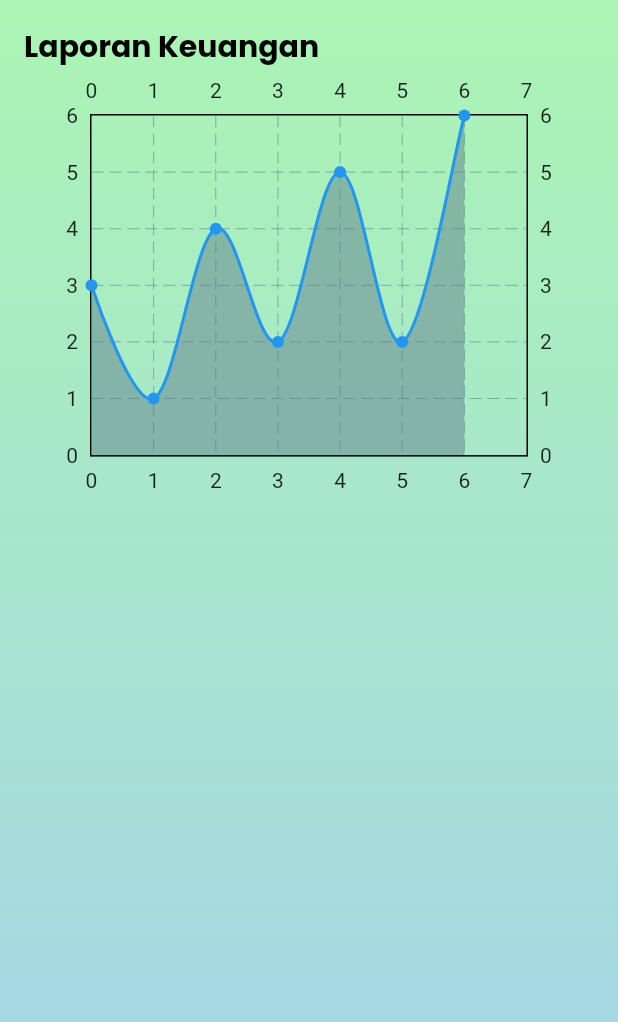
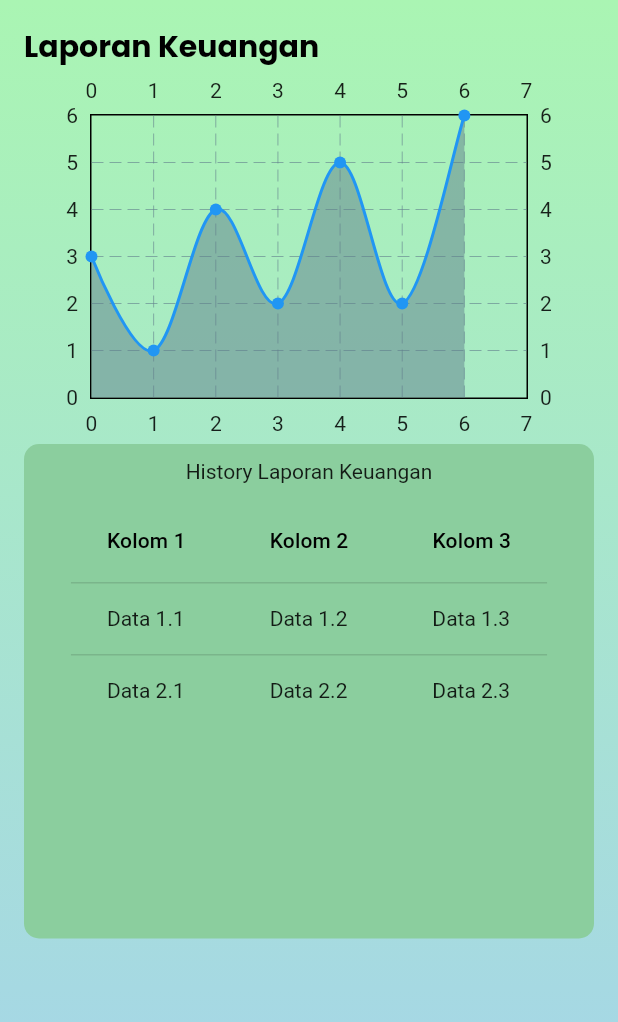
Before and after one commit to M-FarhanFadhillah/Murobi, a Flutter app: the KeuanganPages screen opened directly, on a phone screen of 412 x 824 dp. Shown: the top 1022 px of the screen. Run offline on Flutter 3.47's test engine with Material 2 defaults, Android fonts, the phone set to English and light mode, and no system bars; drawn by our look-alikes of fl_chart; our stand-ins replace auto_size_text, file_picker, font_awesome_flutter, from_css_color, go_router, google_fonts and 3 more; missing offline and left inert: json_path; accounts and stored records are empty; project files that could hold a hidden picture were left out.

Commit message:
Laporan Keuangan, Detail Ziswaf

```diff
--- a/masjid/lib/main.dart
+++ b/masjid/lib/main.dart
@@ -1,7 +1,7 @@
 import 'package:flutter/material.dart';
 import 'package:masjid/screens/dashboard.dart';
 import 'package:masjid/screens/splashscreen.dart';
-import 'package:masjid/screens/ziswaf/zakat_pages.dart';
+import 'package:masjid/screens/ziswaf/detail_ziswaf_pages.dart';
 import 'package:masjid/screens/profile/profile_pages.dart';
 import 'package:masjid/login/login.dart';
 import 'package:masjid/login/sign_up.dart';
--- a/masjid/lib/screens/dashboard.dart
+++ b/masjid/lib/screens/dashboard.dart
@@ -46,7 +46,7 @@ class _DashboardState extends State<Dashboard> {
         items: const <BottomNavigationBarItem>[
           BottomNavigationBarItem(
             icon: Icon(Icons.dashboard_customize_outlined),
-            label: 'cewe',
+            label: 'Home',
           ),
           BottomNavigationBarItem(
             icon: Icon(Icons.cast_for_education_rounded),
--- a/masjid/lib/screens/dashboard/keuangan_pages.dart
+++ b/masjid/lib/screens/dashboard/keuangan_pages.dart
@@ -9,6 +9,33 @@ class KeuanganPages extends StatefulWidget {
 }
 
 class _KeuanganPagesState extends State<KeuanganPages> {
+  List<Map<String, dynamic>> dataFromDatabase = [
+    {'kolom1': 'Data 1.1', 'kolom2': 'Data 1.2', 'kolom3': 'Data 1.3'},
+    {'kolom1': 'Data 2.1', 'kolom2': 'Data 2.2', 'kolom3': 'Data 2.3'},
+    // ... Tambahkan data lainnya sesuai kebutuhan Anda
+  ];
+
+  DataTable buildDataTable(List<Map<String, dynamic>> data) {
+    List<DataRow> rows = [];
+
+    for (var item in data) {
+      rows.add(DataRow(cells: [
+        DataCell(Text(item['kolom1'].toString())),
+        DataCell(Text(item['kolom2'].toString())),
+        DataCell(Text(item['kolom3'].toString())),
+      ]));
+    }
+
+    return DataTable(
+      columns: [
+        DataColumn(label: Text('Kolom 1')),
+        DataColumn(label: Text('Kolom 2')),
+        DataColumn(label: Text('Kolom 3')),
+      ],
+      rows: rows,
+    );
+  }
+
   @override
   Widget build(BuildContext context) {
     return Scaffold(
@@ -45,7 +72,10 @@ class _KeuanganPagesState extends State<KeuanganPages> {
                     color: Color(0xff000000),
                   ),
                 ),
-                LineChart(
+                Container(
+                    width: MediaQuery.of(context).size.width,
+                    height: 250,
+                    child: LineChart(
                       LineChartData(
                         gridData: FlGridData(show: true),
                         titlesData: FlTitlesData(show: true),
@@ -72,7 +102,38 @@ class _KeuanganPagesState extends State<KeuanganPages> {
                           ),
                         ],
                       ),
+                    )),
+                Container(
+                  width: MediaQuery.of(context).size.width,
+                  height: MediaQuery.of(context).size.height / 2.5,
+                  margin: EdgeInsets.only(bottom: 16),
+                  decoration: BoxDecoration(
+                    color: const Color.fromARGB(255, 139, 206, 158),
+                    borderRadius: BorderRadius.circular(10.0),
+                  ),
+                  child: Column(
+                    children: [
+                      Container(
+                        margin: EdgeInsets.only(top: 10),
+                        child: Text(
+                          'History Laporan Keuangan',
+                          textAlign: TextAlign.start,
+                          overflow: TextOverflow.clip,
+                        ),
+                      ),
+                      Container(
+                        margin: EdgeInsets.only(top: 10),
+                        child: SingleChildScrollView(
+                          scrollDirection: Axis.horizontal,
+                          child: SingleChildScrollView(
+                            scrollDirection: Axis.vertical,
+                            child: buildDataTable(dataFromDatabase),
+                          ),
+                        ),
                       )
+                    ],
+                  ),
+                ),
               ],
             ),
           ),
--- a/masjid/pubspec.yaml
+++ b/masjid/pubspec.yaml
@@ -70,6 +70,7 @@ dependencies:
   dio: ^5.3.3
   collection: ^1.17.2
   fl_chart: ^0.64.0
+  data_tables: ^2.1.0
 
 dev_dependencies:
   flutter_test:
```
Also changed, not shown: masjid/lib/screens/dashboard/qurban_pages.dart (+0 -41 lines), masjid/lib/screens/ziswaf/detail_ziswaf_pages.dart (added, +177 -0 lines), masjid/lib/screens/ziswaf/zakat_pages.dart (deleted, +0 -21 lines), 2 other files. Lines whose indentation alone changed are shown as unchanged.
